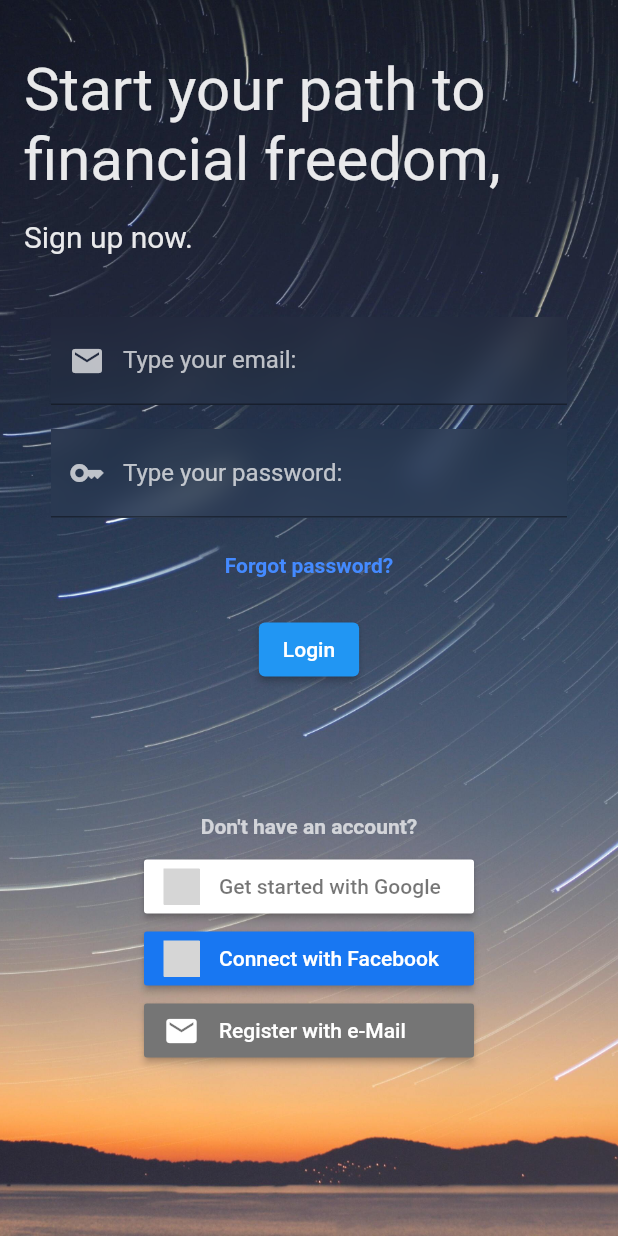
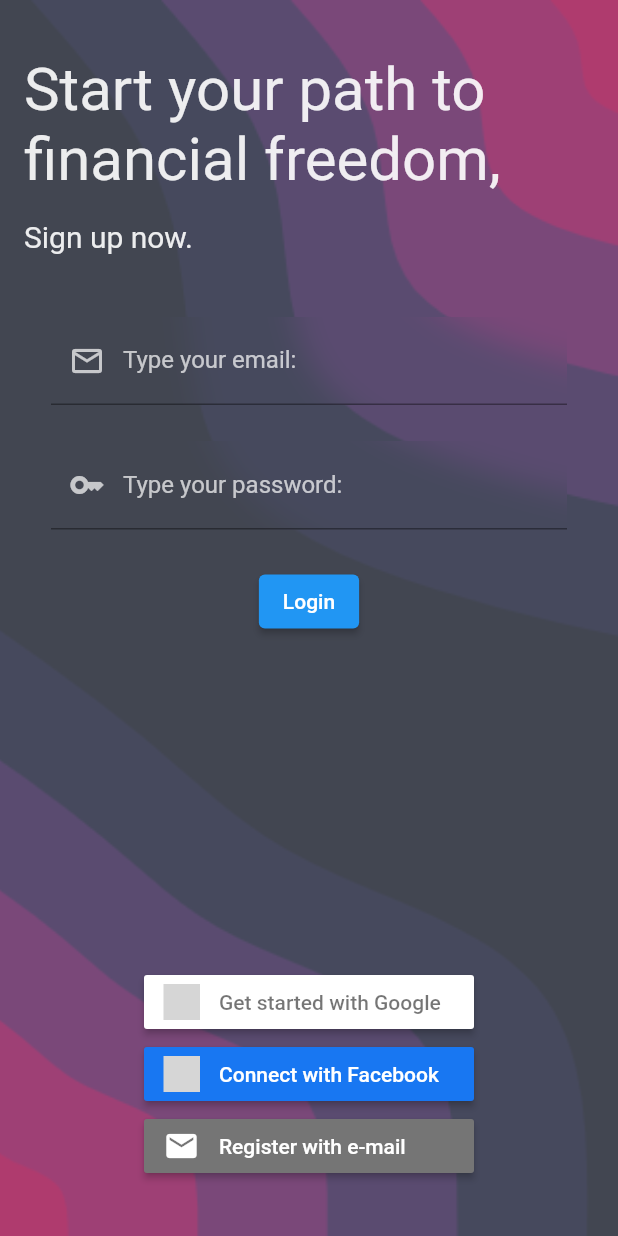
Before and after one commit to foivz/24sata-hackathon-2022-repo2-code-monkeys-1, a Flutter app: the LoginScreen screen opened directly, on a phone screen of 412 x 824 dp. Run offline on Flutter 3.47's test engine with Material 2 defaults, Android fonts, the phone set to English and light mode, and no system bars; our stand-ins replace cloud_firestore, decimal, firebase_core, flutter_signin_button, google_fonts, intro_slider; accounts and stored records are empty; Roboto replaces fonts that are missing (Arial Rounded MT Bold, Ubuntu); grey boxes are pictures that could not be loaded.

Commit message:
Fixed intro screen, replaced visuals on login screen.

```diff
--- a/lib/pages/intro_screen.dart
+++ b/lib/pages/intro_screen.dart
@@ -3,8 +3,6 @@ import 'package:flutter/material.dart';
 import 'package:intro_slider/intro_slider.dart';
 import 'package:intro_slider/slide_object.dart';
 import 'package:monkey/pages/login_screen.dart';
-
-import '../main_screen.dart';
 
 class IntroScreen extends StatefulWidget {
   const IntroScreen({Key? key}) : super(key: key);
@@ -22,7 +20,7 @@ class IntroScreenState extends State<IntroScreen> {
 
     slides.add(
       Slide(
-        title: "Finances",
+        title: "Finances.",
         description: "Get the big picture on all your money.",
         pathImage: "lib/images/wallet.png",
         backgroundColor: const Color(0xffAF3B6E),
@@ -31,14 +29,14 @@ class IntroScreenState extends State<IntroScreen> {
     slides.add(
       Slide(
         title: "Shopping Lists.",
-        description: "Make your shopping experience easier with Our Shopping Lists..",
+        description: "Make your shopping experience easier with our shopping lists..",
         pathImage: "lib/images/list.png",
         backgroundColor: const Color(0xff424651),
       ),
     );
     slides.add(
       Slide(
-        title: "Family",
+        title: "Family.",
         description:
         "Budget together with your family, track their expenses and set goals.",
         pathImage: "lib/images/family.png",
--- a/lib/pages/login_column.dart
+++ b/lib/pages/login_column.dart
@@ -2,7 +2,6 @@ import 'dart:ui';
 import 'package:flutter/material.dart';
 import 'package:flutter_signin_button/flutter_signin_button.dart';
 import 'package:monkey/main_screen.dart';
-
 
 class LoginColumn extends StatefulWidget {
   const LoginColumn({Key? key}) : super(key: key);
@@ -12,66 +11,46 @@ class LoginColumn extends StatefulWidget {
 }
 
 class _LoginColumnState extends State<LoginColumn> {
-
   FocusNode userFocus = FocusNode();
   FocusNode passFocus = FocusNode();
 
-
   @override
   Widget build(BuildContext context) {
-    return Center(
-      child: Column(
+    return Column(
       children: <Widget>[
-          Container(
-              decoration: BoxDecoration(borderRadius: BorderRadius.circular(16)),
-              child: ClipRect(
+        ClipRect(
           child: BackdropFilter(
             filter: ImageFilter.blur(sigmaX: 10, sigmaY: 10),
             child: const TextField(
-                        style: TextStyle(
-                          color: Colors.blueAccent
-                        ),
-
+              style: TextStyle(color: Colors.blueAccent),
               decoration: InputDecoration(
-                            prefixIcon: Icon(Icons.mail, color: Colors.white70),
+                  border: UnderlineInputBorder(),
+                  prefixIcon: Icon(Icons.mail_outlined, color: Colors.white70),
                   labelText: "Type your email: ",
                   labelStyle: TextStyle(color: Colors.white70)),
-                      )))),
+            )
+          )
+        ),
+        const SizedBox(height: 24),
 
-          const SizedBox(height: 16),
-
-          Container(
-              decoration: BoxDecoration(borderRadius: BorderRadius.circular(16)),
-              child: ClipRect(
+        ClipRect(
           child: BackdropFilter(
             filter: ImageFilter.blur(sigmaX: 10, sigmaY: 10),
             child: const TextField(
               obscureText: true,
-                        style: TextStyle(
-                            color: Colors.blueAccent
-                        ),
+              style: TextStyle(color: Colors.blueAccent),
               decoration: InputDecoration(
-                            prefixIcon: Icon(Icons.key, color: Colors.white70,),
+                  border: UnderlineInputBorder(),
+                  prefixIcon: Icon(Icons.key_outlined, color: Colors.white70),
                   labelText: "Type your password: ",
                   labelStyle: TextStyle(color: Colors.white70)),
-                      )))),
-
-          const SizedBox(height: 8),
-
-          TextButton(
-              onPressed: () {  },
-              child: const Text("Forgot password?",
-                style: TextStyle(
-                    color: Colors.blueAccent,
-                    fontWeight: FontWeight.bold
-                ),
+            )
           )
         ),
-
-          const SizedBox(height: 8),
-
+        const SizedBox(height: 24),
         ElevatedButton(
           onPressed: () {
+            FocusScope.of(context).unfocus();
             Navigator.push<void>(
               context,
               MaterialPageRoute<void>(
@@ -80,40 +59,8 @@ class _LoginColumnState extends State<LoginColumn> {
             );
           },
           child: const Text("Login"),
-          ),
-
-
-          const SizedBox(height: 86),
-
-          const Text("Don't have an account?",
-            textAlign: TextAlign.center,
-            style: TextStyle(
-                color: Colors.white70,
-              fontWeight: FontWeight.bold
-            ),
-          ),
-
-          const SizedBox(height: 8),
-
-          SignInButton(
-            Buttons.Google,
-            text: "Get started with Google",
-            onPressed: () {},
-          ),
-
-          SignInButton(
-            Buttons.FacebookNew,
-            text: "Connect with Facebook",
-            onPressed: () {},
-          ),
-
-          SignInButton(
-            Buttons.Email,
-            text: "Register with e-Mail",
-            onPressed: () {},
         )
       ],
-      )
     );
   }
 }
--- a/lib/pages/login_screen.dart
+++ b/lib/pages/login_screen.dart
@@ -1,5 +1,6 @@
 import 'package:monkey/pages/login_column.dart';
 import 'package:flutter/material.dart';
+import 'package:monkey/pages/signup_options.dart';
 
 class LoginScreen extends StatefulWidget {
   const LoginScreen({Key? key}) : super(key: key);
@@ -16,7 +17,7 @@ class _LoginScreenState extends State<LoginScreen> {
         body: Container(
             decoration: const BoxDecoration(
               image: DecorationImage(
-                image: AssetImage("lib/images/login-bg.jpg"),
+                image: AssetImage("lib/images/blob.png"),
                 fit: BoxFit.cover
               )
             ),
@@ -32,7 +33,7 @@ class _LoginScreenState extends State<LoginScreen> {
                                 style: TextStyle(
                                   color: Color(0xE6FFFFFF),
                                   fontSize: 40,
-                                    fontFamily: 'Arial Rounded MT Bold'))),
+                                ))),
                         SizedBox(height: 16),
                         Align(
                           alignment: Alignment.topLeft,
@@ -41,7 +42,7 @@ class _LoginScreenState extends State<LoginScreen> {
                             style: TextStyle(
                               color: Color(0xE6FFFFFF),
                               fontSize: 20,
-                                fontFamily: 'Arial Rounded MT Bold'),
+                            ),
                           ),
                         )
                       ],
@@ -49,9 +50,11 @@ class _LoginScreenState extends State<LoginScreen> {
                 Container(
                     margin: const EdgeInsets.fromLTRB(16, 8, 16, 8),
                     padding: const EdgeInsets.all(18),
-
-                  child: LoginColumn()
-                ),
+                    child: LoginColumn()),
+                Spacer(),
+                Container(
+                    margin: const EdgeInsets.all(36),
+                    child: LoginOptions()),
               ],
             )));
   }
--- /dev/null
+++ b/lib/pages/signup_options.dart
@@ -0,0 +1,36 @@
+import 'dart:ui';
+import 'package:flutter/material.dart';
+import 'package:flutter_signin_button/flutter_signin_button.dart';
+import 'package:monkey/main_screen.dart';
+
+class LoginOptions extends StatefulWidget {
+  const LoginOptions({Key? key}) : super(key: key);
+
+  @override
+  State<LoginOptions> createState() => _LoginOptionsState();
+}
+
+class _LoginOptionsState extends State<LoginOptions> {
+  @override
+  Widget build(BuildContext context) {
+    return Column(
+      children: <Widget> [
+        SignInButton(
+          Buttons.Google,
+          text: "Get started with Google",
+          onPressed: () {},
+        ),
+        SignInButton(
+          Buttons.FacebookNew,
+          text: "Connect with Facebook",
+          onPressed: () {},
+        ),
+        SignInButton(
+          Buttons.Email,
+          text: "Register with e-mail",
+          onPressed: () {},
+        )
+      ],
+    );
+  }
+}
```
Also changed, not shown: lib/images/blob.png (added), lib/images/blob.svg (added). Lines whose indentation alone changed are shown as unchanged.
